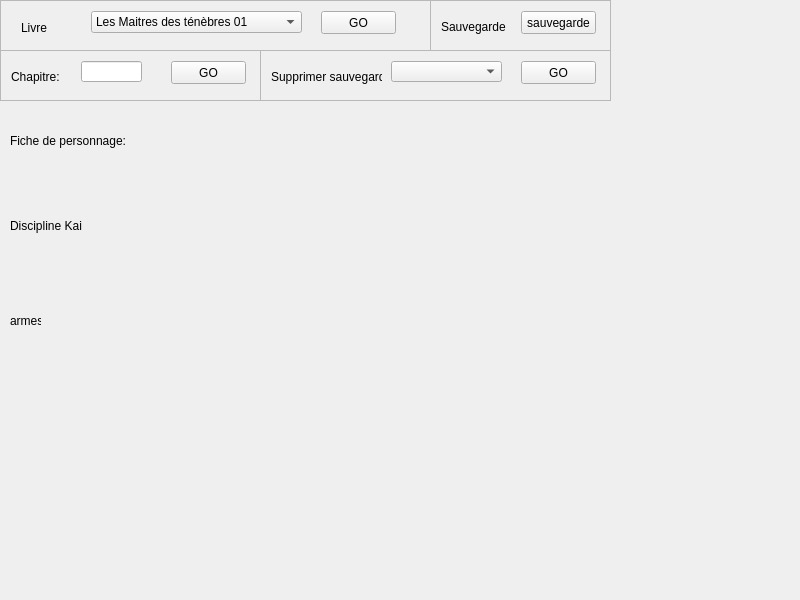
Qt form untitled.ui (2111325-Bellerose-Olivier/LOliveEtLeMerle) before a commit.
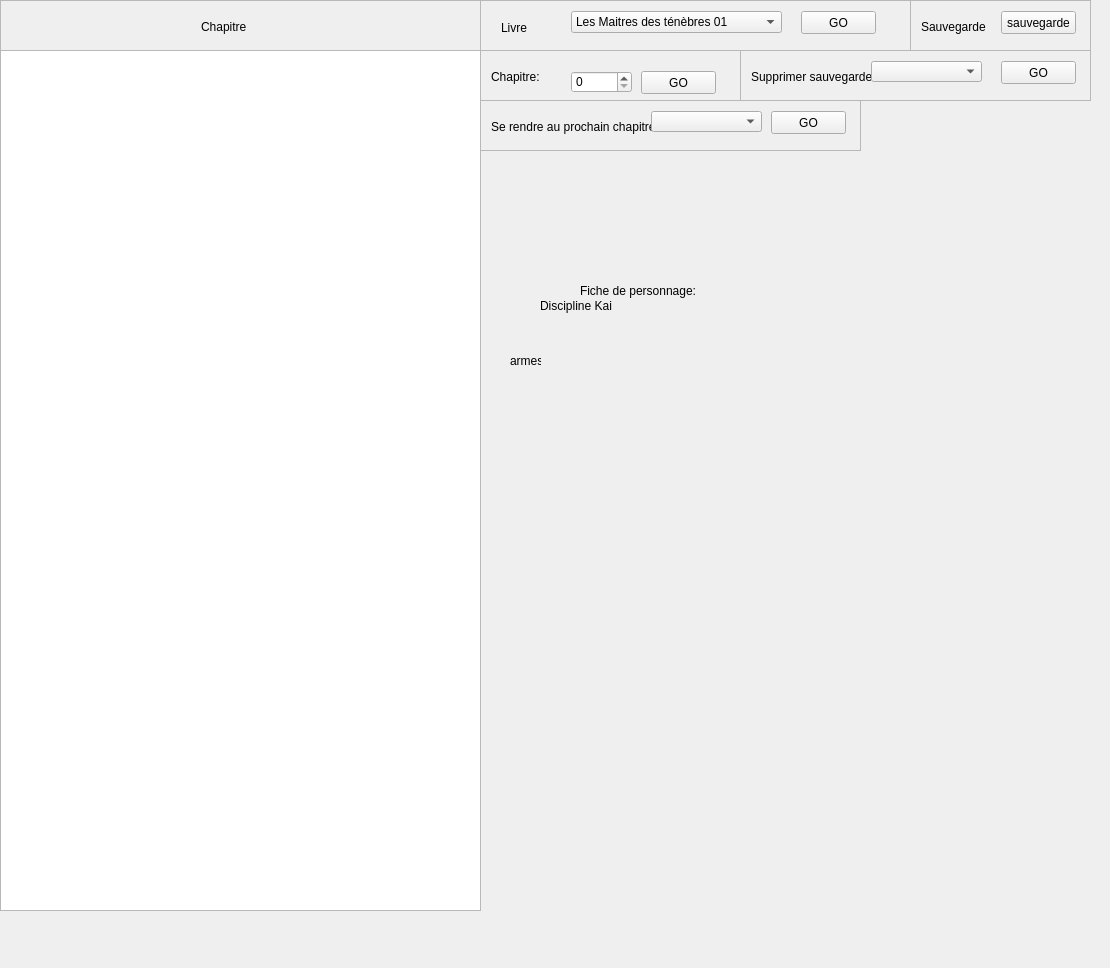
The same form after that commit.

Commit message: Ajout de la traverser entre les chapitres

The edit to the form file:
```diff
--- a/untitled.ui
+++ b/untitled.ui
@@ -6,8 +6,8 @@
    <rect>
     <x>0</x>
     <y>0</y>
-    <width>800</width>
-    <height>600</height>
+    <width>1110</width>
+    <height>968</height>
    </rect>
   </property>
   <property name="windowTitle">
@@ -17,8 +17,8 @@
    <widget class="QLabel" name="label_2">
     <property name="geometry">
      <rect>
-      <x>10</x>
-      <y>120</y>
+      <x>580</x>
+      <y>270</y>
       <width>131</width>
       <height>41</height>
      </rect>
@@ -30,7 +30,7 @@
    <widget class="QScrollArea" name="chapitre">
     <property name="geometry">
      <rect>
-      <x>0</x>
+      <x>480</x>
       <y>50</y>
       <width>261</width>
       <height>51</height>
@@ -48,24 +48,11 @@
        <height>49</height>
       </rect>
      </property>
-     <widget class="QLineEdit" name="LineEditChapitre">
-      <property name="geometry">
-       <rect>
-        <x>80</x>
-        <y>10</y>
-        <width>61</width>
-        <height>21</height>
-       </rect>
-      </property>
-      <property name="text">
-       <string/>
-      </property>
-     </widget>
      <widget class="QPushButton" name="buttonChapitre">
       <property name="geometry">
        <rect>
-        <x>170</x>
-        <y>10</y>
+        <x>160</x>
+        <y>20</y>
         <width>75</width>
         <height>23</height>
        </rect>
@@ -87,13 +74,26 @@
        <string>Chapitre:</string>
       </property>
      </widget>
+     <widget class="QSpinBox" name="chapitreNum">
+      <property name="geometry">
+       <rect>
+        <x>90</x>
+        <y>20</y>
+        <width>61</width>
+        <height>22</height>
+       </rect>
+      </property>
+      <property name="maximum">
+       <number>148</number>
+      </property>
+     </widget>
     </widget>
    </widget>
    <widget class="QLabel" name="label_3">
     <property name="geometry">
      <rect>
-      <x>10</x>
-      <y>210</y>
+      <x>540</x>
+      <y>290</y>
       <width>131</width>
       <height>31</height>
      </rect>
@@ -105,7 +105,7 @@
    <widget class="QScrollArea" name="sauvegarde">
     <property name="geometry">
      <rect>
-      <x>430</x>
+      <x>910</x>
       <y>0</y>
       <width>181</width>
       <height>51</height>
@@ -154,7 +154,7 @@
    <widget class="QScrollArea" name="chapitre_2">
     <property name="geometry">
      <rect>
-      <x>0</x>
+      <x>480</x>
       <y>0</y>
       <width>431</width>
       <height>51</height>
@@ -218,7 +218,7 @@
    <widget class="QScrollArea" name="chapitre_3">
     <property name="geometry">
      <rect>
-      <x>260</x>
+      <x>740</x>
       <y>50</y>
       <width>351</width>
       <height>51</height>
@@ -254,7 +254,7 @@
        <rect>
         <x>10</x>
         <y>10</y>
-        <width>111</width>
+        <width>131</width>
         <height>31</height>
        </rect>
       </property>
@@ -277,8 +277,8 @@
    <widget class="QLabel" name="label_7">
     <property name="geometry">
      <rect>
-      <x>10</x>
-      <y>310</y>
+      <x>510</x>
+      <y>350</y>
       <width>31</width>
       <height>21</height>
      </rect>
@@ -287,6 +287,132 @@
      <string>armes</string>
     </property>
    </widget>
+   <widget class="QPlainTextEdit" name="plainTextEdit">
+    <property name="enabled">
+     <bool>true</bool>
+    </property>
+    <property name="geometry">
+     <rect>
+      <x>0</x>
+      <y>50</y>
+      <width>481</width>
+      <height>861</height>
+     </rect>
+    </property>
+    <property name="plainText">
+     <string/>
+    </property>
+   </widget>
+   <widget class="QScrollArea" name="scrollArea">
+    <property name="geometry">
+     <rect>
+      <x>0</x>
+      <y>0</y>
+      <width>481</width>
+      <height>51</height>
+     </rect>
+    </property>
+    <property name="widgetResizable">
+     <bool>true</bool>
+    </property>
+    <widget class="QWidget" name="scrollAreaWidgetContents_5">
+     <property name="geometry">
+      <rect>
+       <x>0</x>
+       <y>0</y>
+       <width>479</width>
+       <height>49</height>
+      </rect>
+     </property>
+     <widget class="QLabel" name="label_8">
+      <property name="geometry">
+       <rect>
+        <x>200</x>
+        <y>0</y>
+        <width>61</width>
+        <height>51</height>
+       </rect>
+      </property>
+      <property name="text">
+       <string>Chapitre</string>
+      </property>
+     </widget>
+    </widget>
+   </widget>
+   <widget class="QScrollArea" name="chapitre_4">
+    <property name="geometry">
+     <rect>
+      <x>480</x>
+      <y>100</y>
+      <width>381</width>
+      <height>51</height>
+     </rect>
+    </property>
+    <property name="widgetResizable">
+     <bool>true</bool>
+    </property>
+    <widget class="QWidget" name="scrollAreaWidgetContents_6">
+     <property name="geometry">
+      <rect>
+       <x>0</x>
+       <y>0</y>
+       <width>379</width>
+       <height>49</height>
+      </rect>
+     </property>
+     <widget class="QLabel" name="label_9">
+      <property name="geometry">
+       <rect>
+        <x>10</x>
+        <y>10</y>
+        <width>161</width>
+        <height>31</height>
+       </rect>
+      </property>
+      <property name="text">
+       <string>Se rendre au prochain chapitre</string>
+      </property>
+     </widget>
+     <widget class="QPushButton" name="buttonProchainChapitre">
+      <property name="geometry">
+       <rect>
+        <x>290</x>
+        <y>10</y>
+        <width>75</width>
+        <height>23</height>
+       </rect>
+      </property>
+      <property name="text">
+       <string>GO</string>
+      </property>
+     </widget>
+     <widget class="QComboBox" name="ProchainComboBox">
+      <property name="geometry">
+       <rect>
+        <x>170</x>
+        <y>10</y>
+        <width>111</width>
+        <height>21</height>
+       </rect>
+      </property>
+      <item>
+       <property name="text">
+        <string/>
+       </property>
+      </item>
+      <item>
+       <property name="text">
+        <string/>
+       </property>
+      </item>
+      <item>
+       <property name="text">
+        <string/>
+       </property>
+      </item>
+     </widget>
+    </widget>
+   </widget>
   </widget>
   <widget class="QMenuBar" name="menubar">
    <property name="geometry">
```
Left out of the diff: 86 changed lines with no effect on the pictures. The commit also changes 3 other files.
